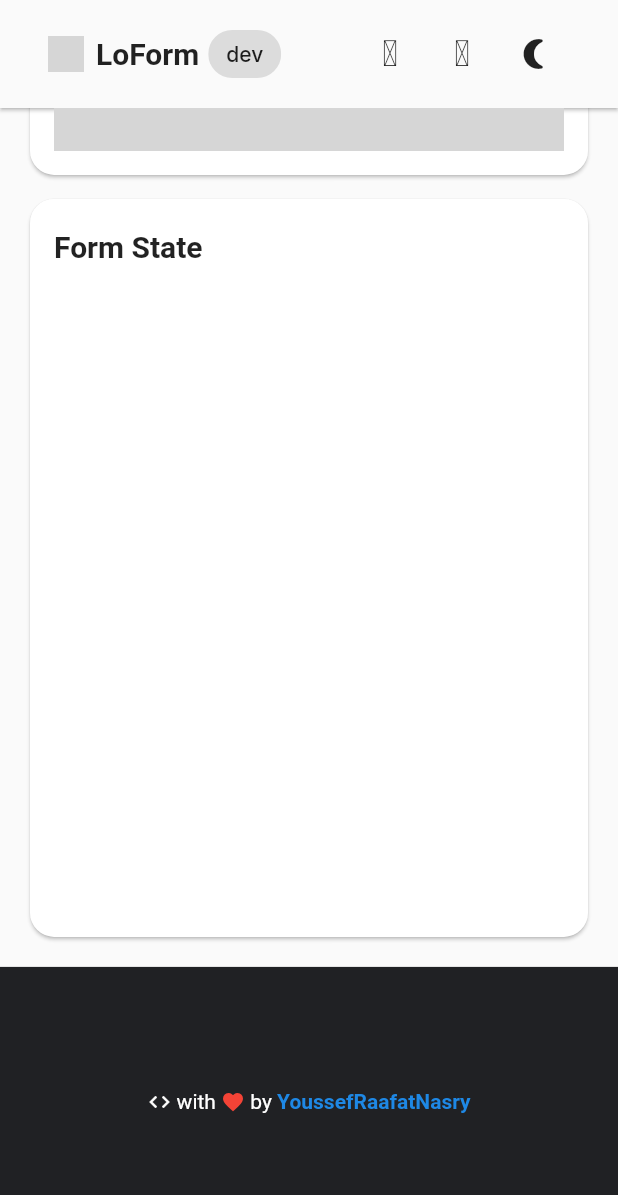
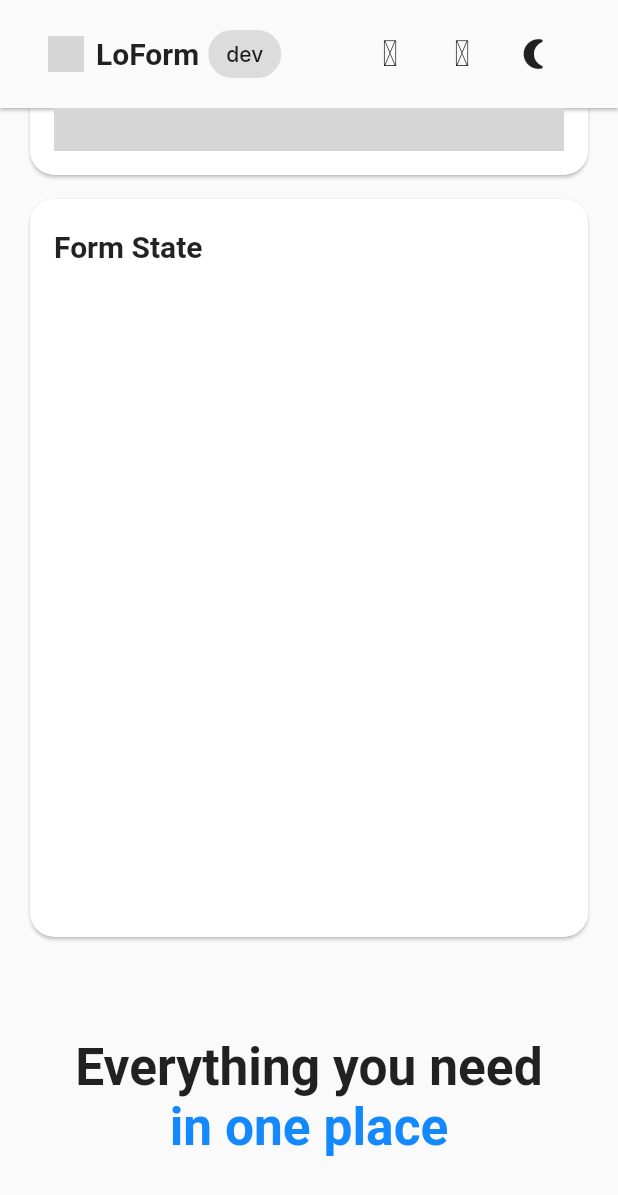
Before and after one commit to yousinix/lo_form, a Flutter app: the screen it shows after launch, scrolled down 1209 dp, on a phone screen of 412 x 824 dp. Shown: the top 1195 px of the screen. Run offline on Flutter 3.47's test engine with Material 2 defaults, Android fonts, the phone set to English and light mode, and no system bars; our stand-ins replace google_fonts, responsive_sizer, sliver_tools, yaml; missing offline and left inert: example; grey boxes are pictures that could not be loaded.

Commit message:
feat(website): add features section

```diff
--- a/website/lib/home_page.dart
+++ b/website/lib/home_page.dart
@@ -1,4 +1,5 @@
 import 'package:flutter/material.dart' hide Banner;
+import 'package:lo_form_website/widgets/features.dart';
 import 'package:sliver_tools/sliver_tools.dart';
 
 import 'util/theme.dart';
@@ -31,7 +32,7 @@ class HomePage extends StatelessWidget {
             child: Stack(
               children: [
                 Container(
-                  height: Banner.kHeight + 240,
+                  height: Banner.kHeight + 250,
                   decoration: BoxDecoration(
                     color: AppColors.blue400.withOpacity(0.08),
                     image: DecorationImage(
@@ -49,6 +50,7 @@ class HomePage extends StatelessWidget {
                   children: [
                     Banner(),
                     FormPlayground(),
+                    Features(),
                     Footer(),
                   ],
                 ),
--- /dev/null
+++ b/website/lib/widgets/features.dart
@@ -0,0 +1,75 @@
+import 'package:flutter/cupertino.dart';
+import 'package:flutter/material.dart';
+import 'package:responsive_sizer/responsive_sizer.dart';
+
+import '../util/theme.dart';
+
+class Features extends StatelessWidget {
+  static const features = [
+    'No Code Generation',
+    'No Boilerplate',
+    'Simple and Lightweight',
+    'Widgets-approach',
+    'Per-field State',
+    'API Errors Friendly',
+    'Reusable Validation',
+    'Validation Builder',
+    'Pre-built Fields',
+  ];
+
+  @override
+  Widget build(BuildContext context) {
+    return Container(
+      padding: const EdgeInsets.all(16),
+      height: 90.h,
+      child: Column(
+        mainAxisAlignment: MainAxisAlignment.center,
+        children: [
+          RichText(
+            textAlign: TextAlign.center,
+            text: TextSpan(
+              style: TextStyle(
+                color: Theme.of(context).textTheme.bodyText1?.color,
+                fontWeight: FontWeight.bold,
+                fontSize: 24.sp,
+              ),
+              children: const [
+                TextSpan(
+                  text: 'Everything you need\n',
+                ),
+                TextSpan(
+                  text: 'in one place',
+                  style: TextStyle(
+                    color: AppColors.blue400,
+                  ),
+                )
+              ],
+            ),
+          ),
+          const SizedBox(height: 64),
+          ConstrainedBox(
+            constraints: const BoxConstraints(
+              maxWidth: 860,
+            ),
+            child: Wrap(
+              children: features
+                  .map(
+                    (f) => SizedBox(
+                      width: 280,
+                      child: ListTile(
+                        leading: const Icon(Icons.add_circle),
+                        title: Text(
+                          f,
+                          style: Theme.of(context).textTheme.subtitle1,
+                        ),
+                      ),
+                    ),
+                  )
+                  .toList(),
+            ),
+          ),
+        ],
+      ),
+    );
+  }
+}
```
